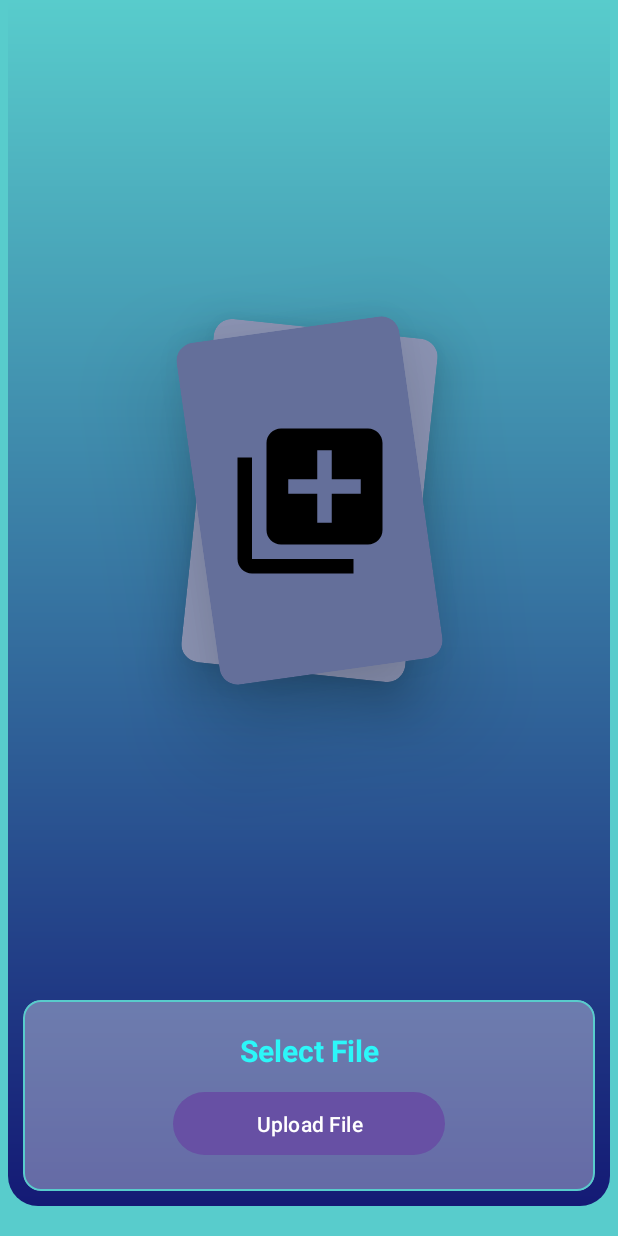
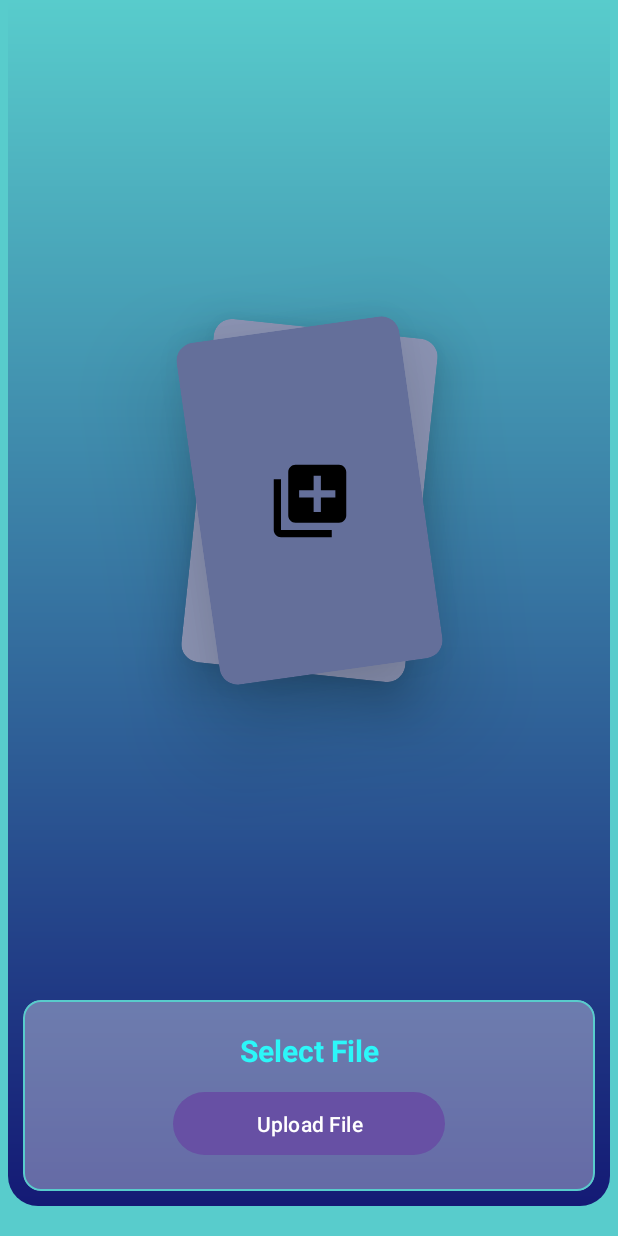
Before and after one commit to akp660/Data-Encryption, an Android app: the home_page screen opened directly, with no data from a screen before it, on a phone screen of 412 x 824 dp. Run offline under Robolectric (Android 15) with nearby library versions, the phone set to English and light mode, and no system bars; our stand-ins replace FlexboxLayout; Roboto replaces fonts that are not available here.

Commit message:
updated home page icon.

```diff
--- a/app/src/main/res/layout/activity_home_page.xml
+++ b/app/src/main/res/layout/activity_home_page.xml
@@ -48,9 +48,9 @@
 
         <ImageView
             android:id="@+id/defaultFileImage"
-            android:layout_width="200dp"
-            android:layout_height="200dp"
-            android:contentDescription="TODO"
+            android:layout_width="100dp"
+            android:layout_height="100dp"
+            android:contentDescription="add_image"
             android:elevation="50dp"
             android:src="@drawable/add_photos_image_foreground"
             app:layout_constraintBottom_toBottomOf="@+id/cardView"
```
